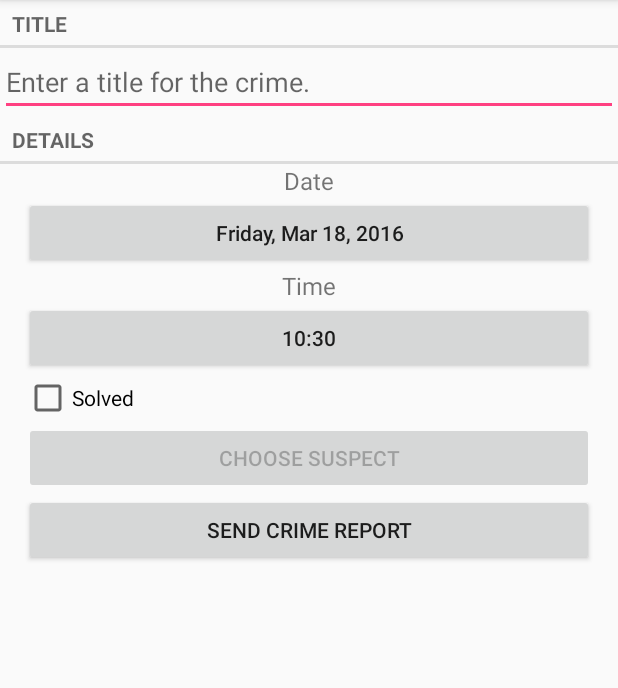
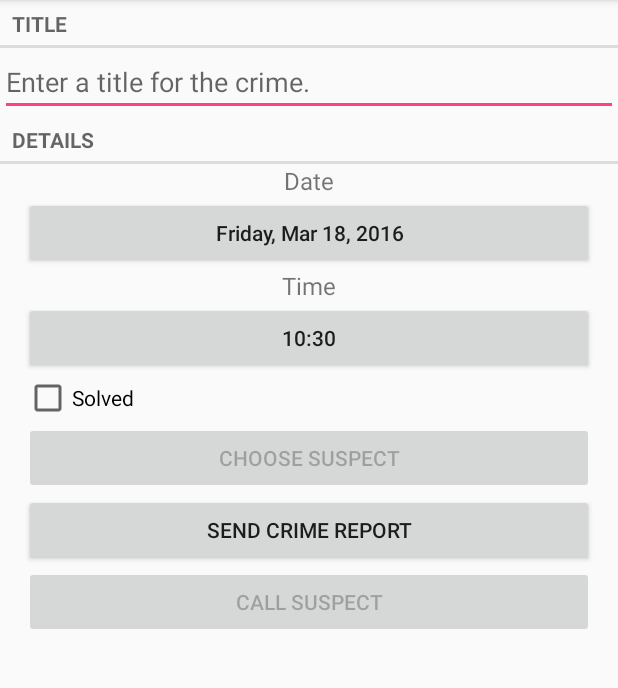
Before and after one commit to speccaN/CriminalIntent, an Android app: the screen it shows after launch (CrimePagerActivity), after a tap on "NEW CRIME", on a phone screen of 412 x 824 dp, the part 84-772 px from its top. Run offline under Robolectric (Android 15) with nearby library versions, the phone set to English and light mode, and no system bars.

```diff
--- a/app/src/main/AndroidManifest.xml
+++ b/app/src/main/AndroidManifest.xml
@@ -2,6 +2,7 @@
 <manifest package="com.bignerdranch.android.criminalintent"
           xmlns:android="http://schemas.android.com/apk/res/android">
 
+    <uses-permission android:name="android.permission.READ_CONTACTS"/>
 
     <application
         android:allowBackup="true"
--- a/app/src/main/java/com/bignerdranch/android/criminalintent/CrimeFragment.java
+++ b/app/src/main/java/com/bignerdranch/android/criminalintent/CrimeFragment.java
@@ -39,12 +39,12 @@ public class CrimeFragment extends Fragment {
 
     private static final int REQUEST_DATE = 0;
     private static final int REQUEST_TIME = 1;
-    private static final int REQUEST_CONTACT = 1;
+    private static final int REQUEST_CONTACT = 2;
     private static final int REQUEST_PERMISSION = 3;
     private final CrimeLab mCrimeLab = CrimeLab.get(getActivity());
 
-    SimpleDateFormat mDateFormat = new SimpleDateFormat("EEEE, MMM dd, yyyy");
-    SimpleDateFormat mTimeFormat = new SimpleDateFormat("kk:mm");
+    private SimpleDateFormat mDateFormat = new SimpleDateFormat("EEEE, MMM dd, yyyy");
+    private SimpleDateFormat mTimeFormat = new SimpleDateFormat("kk:mm");
 
     private Crime mCrime;
     private EditText mTitleField;
@@ -53,6 +53,7 @@ public class CrimeFragment extends Fragment {
     private CheckBox mSolvedCheckBox;
     private Button mReportButton;
     private Button mSuspectButton;
+    private Button mPhoneButton;
 
     public static CrimeFragment newInstance(UUID crimeId) {
         Bundle args = new Bundle();
@@ -117,6 +118,13 @@ public class CrimeFragment extends Fragment {
     public View onCreateView(LayoutInflater inflater, ViewGroup container,
                              Bundle savedInstanceState) {
         View v = inflater.inflate(R.layout.fragment_crime, container, false);
+
+        // Do a Permission Check to see whether we can read contacts
+        int permissionCheck = ContextCompat.checkSelfPermission(getActivity(), Manifest.permission.READ_CONTACTS);
+
+        if (permissionCheck == PackageManager.PERMISSION_DENIED) {
+            CrimeFragment.this.requestPermissions(new String[]{Manifest.permission.READ_CONTACTS}, REQUEST_PERMISSION);
+        }
 
         mTitleField = (EditText)v.findViewById(R.id.crime_title);
         mTitleField.setText(mCrime.getTitle());
@@ -195,6 +203,17 @@ public class CrimeFragment extends Fragment {
             }
         });
 
+        final Intent callContact = new Intent(Intent.ACTION_DIAL);
+        mPhoneButton = (Button) v.findViewById(R.id.crime_phone);
+        mPhoneButton.setEnabled(false); // Set Phone Button to Disabled initially because there is no Number attached
+        mPhoneButton.setOnClickListener(new View.OnClickListener() {
+            public void onClick(View v) {
+                callContact.setData(
+                        Uri.parse("tel:" + mCrime.getPhone()));
+                startActivity(callContact);
+            }
+        });
+
         if (mCrime.getSuspect() != null)
             mSuspectButton.setText(mCrime.getSuspect());
 
@@ -202,6 +221,11 @@ public class CrimeFragment extends Fragment {
         if (packageManager.resolveActivity(pickContact,
                 PackageManager.MATCH_DEFAULT_ONLY) == null){
             mSuspectButton.setEnabled(false);
+        }
+
+        if (mCrime.getPhone() != null) { // If selected Crime has a phone number attached to it
+            mPhoneButton.setEnabled(true); // Enable the Call Button
+            mPhoneButton.setText(mCrime.getPhone()); // Set the text of the Call Button to the Phone Number
         }
 
         return v;
@@ -217,6 +241,7 @@ public class CrimeFragment extends Fragment {
             // values for.
             String[] queryFields = new String[] {
                     ContactsContract.Contacts.DISPLAY_NAME,
+                    ContactsContract.Contacts._ID
             };
             // Perform your query - the contactUri is like a "where"
             // clause here
@@ -230,11 +255,25 @@ public class CrimeFragment extends Fragment {
                 }
 
                 //Pull out the first column of the first row of data -
-                // that is your suspect's name.
+                // that is your suspects name.
                 c.moveToFirst();
                 String suspect = c.getString(0);
                 mCrime.setSuspect(suspect);
                 mSuspectButton.setText(suspect);
+
+                // Second column is the suspect _ID
+                String id = c.getString(1);
+
+                // Using the _ID to get suspects phone number
+                c = getActivity().getContentResolver().query( // Uri, projection, selection, selectionArgs, sortOrder
+                        ContactsContract.CommonDataKinds.Phone.CONTENT_URI, null,
+                        ContactsContract.CommonDataKinds.Phone.CONTACT_ID + " = " + id, null, null);
+
+
+                c.moveToFirst();
+                mCrime.setPhone(c.getString(c.getColumnIndex(ContactsContract.CommonDataKinds.Phone.NUMBER)));
+                mPhoneButton.setText(mCrime.getPhone());
+                mPhoneButton.setEnabled(true);
             } finally {
                 c.close();
             }
@@ -249,7 +288,10 @@ public class CrimeFragment extends Fragment {
                 break;
             case REQUEST_TIME:
                 Date time = (Date) data.getSerializableExtra(TimePickerFragment.EXTRA_TIME);
-                mCrime.setDate(time);
+                if (time == null)
+                    return;
+                else
+                    mCrime.setDate(time);
                 updateTime();
                 break;
         }
--- a/app/src/main/java/com/bignerdranch/android/criminalintent/CrimeLab.java
+++ b/app/src/main/java/com/bignerdranch/android/criminalintent/CrimeLab.java
@@ -7,7 +7,6 @@ import android.database.sqlite.SQLiteDatabase;
 
 import com.bignerdranch.android.criminalintent.database.CrimeBaseHelper;
 import com.bignerdranch.android.criminalintent.database.CrimeCursorWrapper;
-import com.bignerdranch.android.criminalintent.database.CrimeDbSchema;
 import com.bignerdranch.android.criminalintent.database.CrimeDbSchema.CrimeTable;
 
 import java.util.ArrayList;
@@ -97,6 +96,7 @@ public class CrimeLab {
         values.put(CrimeTable.Cols.DATE, crime.getDate().getTime());
         values.put(CrimeTable.Cols.SOLVED, crime.isSolved() ? 1 : 0);
         values.put(CrimeTable.Cols.SUSPECT, crime.getSuspect());
+        values.put(CrimeTable.Cols.PHONE, crime.getPhone());
 
         return values;
     }
--- a/app/src/main/java/com/bignerdranch/android/criminalintent/SingleFragmentActivity.java
+++ b/app/src/main/java/com/bignerdranch/android/criminalintent/SingleFragmentActivity.java
@@ -2,7 +2,6 @@ package com.bignerdranch.android.criminalintent;
 
 import android.os.Bundle;
 import android.support.v4.app.Fragment;
-import android.support.v4.app.FragmentActivity;
 import android.support.v4.app.FragmentManager;
 import android.support.v7.app.AppCompatActivity;
 
--- a/app/src/main/java/com/bignerdranch/android/criminalintent/database/CrimeBaseHelper.java
+++ b/app/src/main/java/com/bignerdranch/android/criminalintent/database/CrimeBaseHelper.java
@@ -17,12 +17,12 @@ public class CrimeBaseHelper extends SQLiteOpenHelper {
     @Override
     public void onCreate(SQLiteDatabase db) {
         db.execSQL("create table " + CrimeTable.NAME + "(" +
-                " _id integer primary key autoincrement, " +
-                CrimeTable.Cols.UUID + ", " +
+                CrimeTable.Cols.UUID + " primary key, " +
                 CrimeTable.Cols.TITLE + ", " +
                 CrimeTable.Cols.DATE + ", " +
                 CrimeTable.Cols.SOLVED + ", "  +
-                CrimeTable.Cols.SUSPECT +
+                CrimeTable.Cols.SUSPECT + ", " +
+                CrimeTable.Cols.PHONE +
                 ")");
 
     }
--- a/app/src/main/java/com/bignerdranch/android/criminalintent/database/CrimeCursorWrapper.java
+++ b/app/src/main/java/com/bignerdranch/android/criminalintent/database/CrimeCursorWrapper.java
@@ -20,12 +20,14 @@ public class CrimeCursorWrapper extends CursorWrapper{
         long date = getLong(getColumnIndex(CrimeTable.Cols.DATE));
         int isSolved = getInt(getColumnIndex(CrimeTable.Cols.SOLVED));
         String suspect = getString(getColumnIndex(CrimeTable.Cols.SUSPECT));
+        String phone = getString(getColumnIndex(CrimeTable.Cols.PHONE));
 
         Crime crime = new Crime(UUID.fromString(uuidString));
         crime.setTitle(title);
         crime.setDate(new Date(date));
         crime.setSolved(isSolved != 0);
         crime.setSuspect(suspect);
+        crime.setPhone(phone);
 
         return crime;
     }
--- a/app/src/main/java/com/bignerdranch/android/criminalintent/database/CrimeDbSchema.java
+++ b/app/src/main/java/com/bignerdranch/android/criminalintent/database/CrimeDbSchema.java
@@ -10,6 +10,7 @@ public class CrimeDbSchema {
             public static final String DATE = "date";
             public static final String SOLVED = "solved";
             public static final String SUSPECT = "suspect";
+            public static final String PHONE = "phone";
         }
     }
 }
--- a/app/src/main/res/layout-land/fragment_crime.xml
+++ b/app/src/main/res/layout-land/fragment_crime.xml
@@ -92,6 +92,14 @@
             android:layout_height="wrap_content"
             android:layout_weight="1"
             android:text="@string/crime_report_text"/>
+
+        <Button
+            android:id="@+id/crime_phone"
+            android:layout_width="wrap_content"
+            android:layout_height="wrap_content"
+            android:layout_weight="1"
+            android:text="@string/crime_phone_text"/>
+
     </LinearLayout>
 
 </LinearLayout>
--- a/app/src/main/res/layout/fragment_crime.xml
+++ b/app/src/main/res/layout/fragment_crime.xml
@@ -76,5 +76,12 @@
         android:layout_marginRight="16dp"
         android:text="@string/crime_report_text"/>
 
+    <Button
+        android:id="@+id/crime_phone"
+        android:layout_width="match_parent"
+        android:layout_height="wrap_content"
+        android:layout_marginLeft="16dp"
+        android:layout_marginRight="16dp"
+        android:text="@string/crime_phone_text"/>
 
 </LinearLayout>
```
